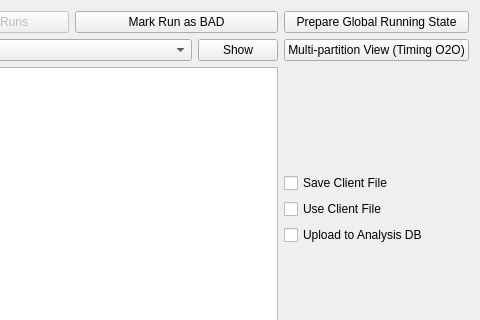
This is uifiles/frmstartup.ui in trackerpro/TkCommissioner as Qt 5 draws it before an edit; both pictures show x 564 to 1044 and y 0 to 320 of the 1044 by 708 pixel window. The edited form follows.
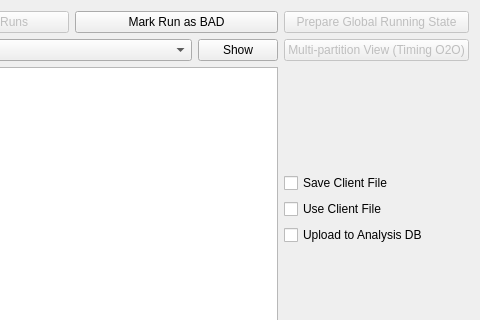
This is the edited form. Custom widgets are drawn as their Qt base class.

The edit to the form file:
```diff
--- a/uifiles/frmstartup.ui
+++ b/uifiles/frmstartup.ui
@@ -132,7 +132,7 @@
        <item>
         <widget class="QPushButton" name="btnPrepareGlobal">
          <property name="enabled">
-          <bool>true</bool>
+          <bool>false</bool>
          </property>
          <property name="text">
           <string>Prepare Global Running State</string>
@@ -141,6 +141,9 @@
        </item>
        <item>
         <widget class="QPushButton" name="btnTimingO2O">
+         <property name="enabled">
+          <bool>false</bool>
+         </property>
          <property name="text">
           <string>Multi-partition View (Timing O2O)</string>
          </property>
```
